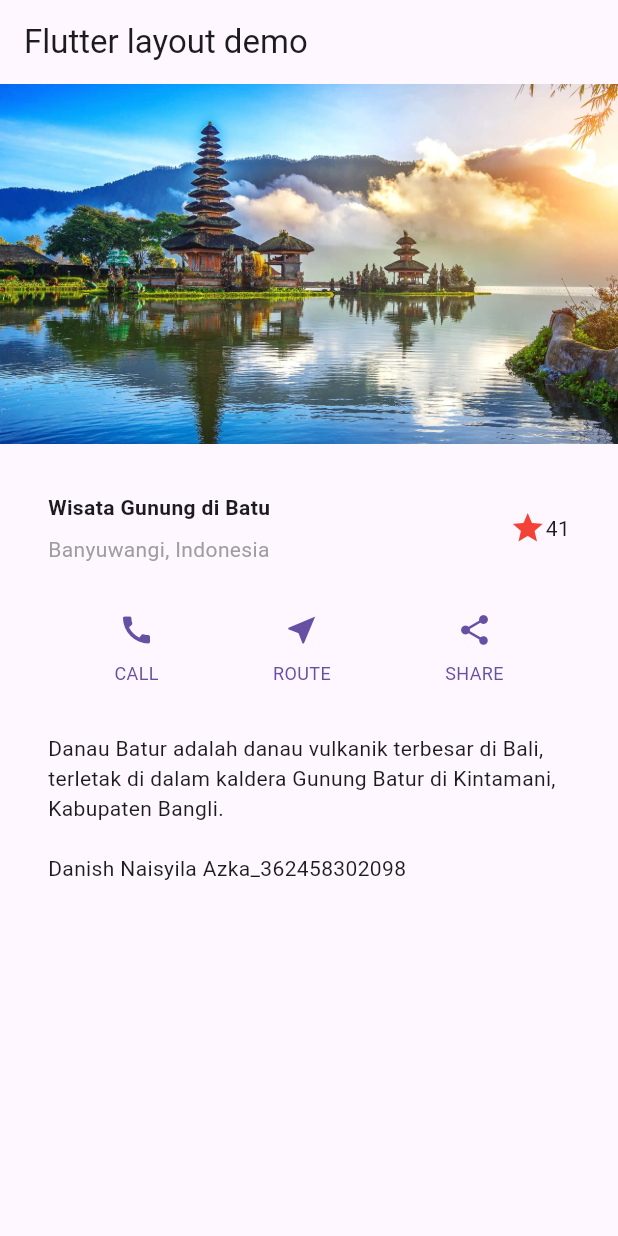
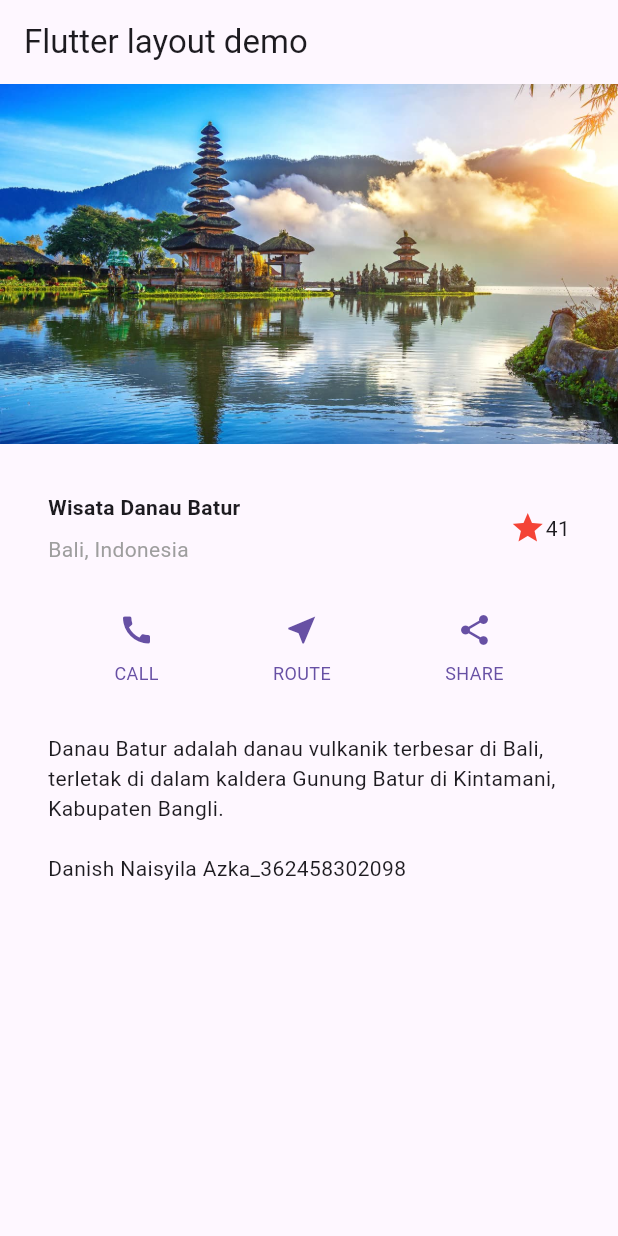
Before and after one commit to DanishNaisyila/layout_flutter, a Flutter app: the screen it shows after launch, on a phone screen of 412 x 824 dp. Run offline on Flutter 3.47's test engine with Material 3 defaults, Android fonts, the phone set to English and light mode, and no system bars.

Commit message:
update README

```diff
--- a/lib/main.dart
+++ b/lib/main.dart
@@ -20,14 +20,14 @@ class MyApp extends StatelessWidget {
             Container(
               padding: const EdgeInsets.only(bottom: 8),
               child: const Text(
-                'Wisata Gunung di Batu',
+                'Wisata Danau Batur',
                 style: TextStyle(
                   fontWeight: FontWeight.bold,
                 ),
               ),
             ),
             Text(
-              'Banyuwangi, Indonesia',
+              'Bali, Indonesia',
               style: TextStyle(
                 color: Colors.grey[500],
               ),
```
Also changed, not shown: assets/1.png (added), assets/10.png (added), assets/2.png (added), assets/3.png (added), assets/4.png (added), assets/5.png (added), assets/6.png (added), assets/7.png (added), assets/8.png (added), assets/9.png (added), 1 other file.
